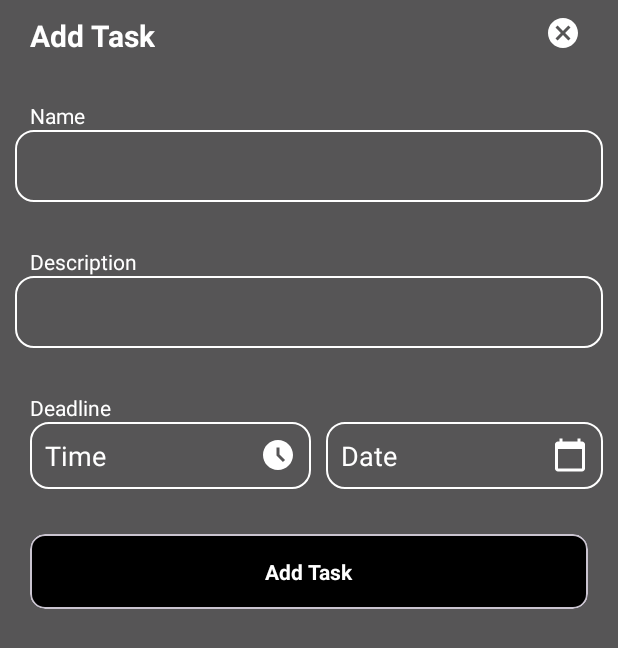
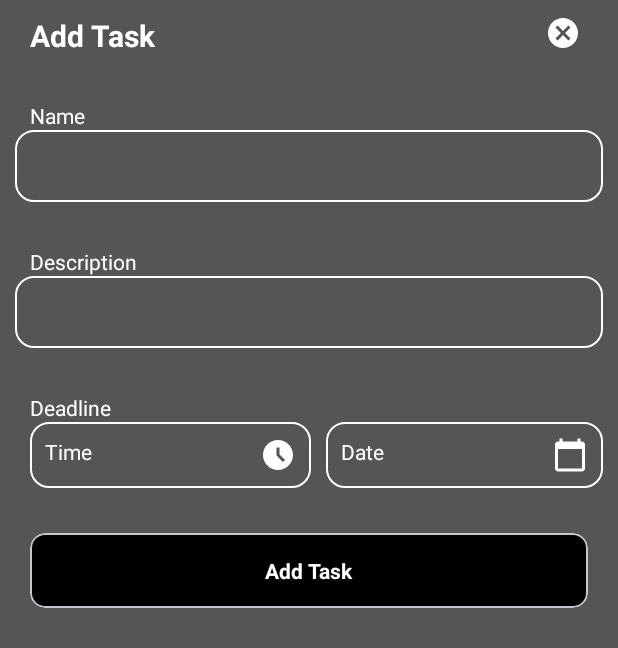
Before and after one commit to hritika1404/INSEES, an Android app: the fragment PopUpFragment shown on its own in the app's theme, on a phone screen of 412 x 824 dp. Shown: the top 648 px of the screen. Run offline under Robolectric (Android 15) with nearby library versions, the phone set to English and light mode, and no system bars.

Commit message:
Made changes in pop up fragment

```diff
--- a/app/src/main/res/layout/fragment_pop_up.xml
+++ b/app/src/main/res/layout/fragment_pop_up.xml
@@ -99,8 +99,7 @@
             android:orientation="horizontal"
             android:layout_height="wrap_content">
 
-            <EditText
-                android:id="@+id/etPopUpTaskTime"
+            <TextView                android:id="@+id/etPopUpTaskTime"
                 android:layout_width="wrap_content"
                 android:layout_height="wrap_content"
                 android:layout_marginLeft="10sp"
@@ -112,7 +111,7 @@
                 android:textColorHint="#FFFFFF"
                 tools:ignore="TouchTargetSizeCheck" />
 
-            <EditText
+            <TextView
                 android:id="@+id/etPopUpTaskDate"
                 android:layout_width="wrap_content"
                 android:layout_height="wrap_content"
```
